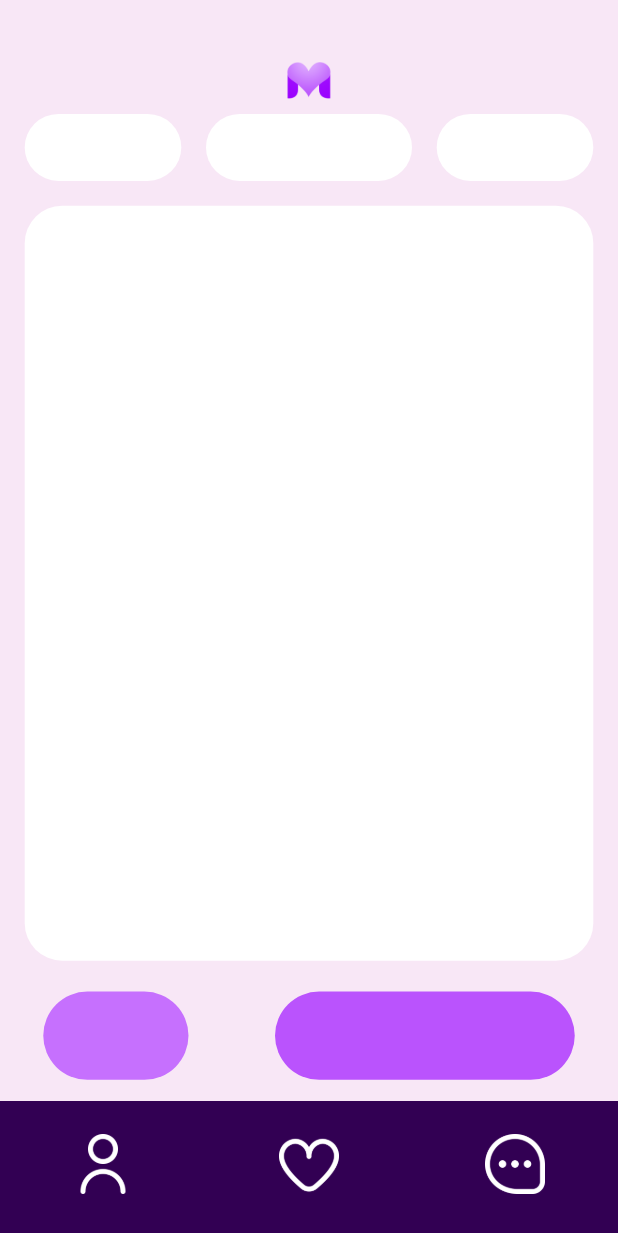
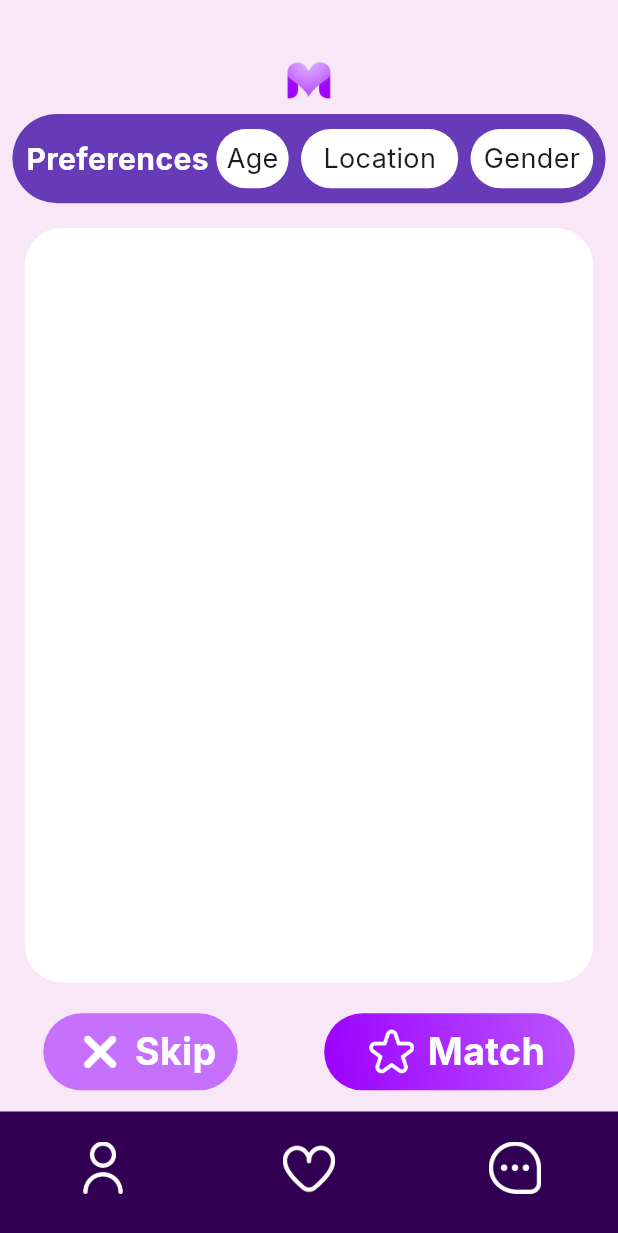
Before and after one commit to punithkumarn0409/napp, a Flutter app: the screen it shows after launch, on a phone screen of 412 x 824 dp. Shown: the top 1233 px of the screen. Run offline on Flutter 3.47's test engine with Material 3 defaults, Android fonts, the phone set to English and light mode, and no system bars.

Commit message:
home page layout

```diff
--- a/lib/pages/home.dart
+++ b/lib/pages/home.dart
@@ -30,41 +30,93 @@ class _HomePageState extends State<HomePage> {
             mainAxisAlignment: MainAxisAlignment.center,
             children: <Widget>[
               Expanded(
-                flex: 2,
+                flex: 3,
+                  child: Card(
+                    elevation: 0,
+                    margin: EdgeInsets.symmetric(horizontal: width*0.02),
+                    color: Colors.deepPurple,
+                    shape: OutlineInputBorder(
+                      borderRadius: BorderRadius.circular(30),
+                      borderSide: BorderSide(color: Colors.transparent),
+                    ),
+                    child: Padding(
+                      padding: EdgeInsets.symmetric(vertical: 10),
                       child: Row(
                         mainAxisAlignment: MainAxisAlignment.spaceEvenly,
                         children: [
                           Expanded(
+                            flex: 7,
                             child: Container(
-                          margin: EdgeInsets.symmetric(horizontal: width*0.04),
+                              margin: EdgeInsets.only(left: width*0.02),
+                              child: Center(
+                                child: Text('Preferences',
+                                  style: TextStyle(
+                                    fontFamily: 'Inter',
+                                    fontSize: 20,
+                                    color: Colors.white,
+                                    fontWeight: FontWeight.bold,
+                                  ),),
+                              ),
+                            ),
+                          ),
+                          Expanded(
+                            flex: 3,
+                            child: Container(
+                              margin: EdgeInsets.symmetric(horizontal: width*0.01),
                               decoration: BoxDecoration(
                                 borderRadius: BorderRadius.circular(100),
                                 color: Colors.white,
                               ),
+                              child: Center(
+                                child: Text('Age',
+                                style: TextStyle(
+                                  fontFamily: 'Inter',
+                                  fontSize: 18,
+                                ),),
+                              ),
                           ),
                           ),
                           Expanded(
+                            flex:6,
                             child: Container(
+                              margin: EdgeInsets.symmetric(horizontal: width*0.01),
                               decoration: BoxDecoration(
                                 borderRadius: BorderRadius.circular(100),
                                 color: Colors.white,
                               ),
+                              child: Center(
+                                child: Text('Location',
+                                  style: TextStyle(
+                                    fontFamily: 'Inter',
+                                    fontSize: 18,
+                                  ),),
+                              ),
                             ),
                           ),
                           Expanded(
+                            flex: 5,
                             child: Container(
-                          margin: EdgeInsets.symmetric(horizontal: width*0.04),
+                              margin: EdgeInsets.only(left: width*0.01, right: width*0.02),
                               decoration: BoxDecoration(
                                 borderRadius: BorderRadius.circular(100),
                                 color: Colors.white,
+                              ),
+                              child: Center(
+                                child: Text('Gender',
+                                  style: TextStyle(
+                                    fontFamily: 'Inter',
+                                    fontSize: 18,
+                                  ),),
                               ),
                             ),
                           ),
                         ],
                       ),
                     ),
+                  ),
+              ),
               Expanded(
-                flex: 24,
+                flex: 27,
                 child: Container(
                   margin: EdgeInsets.all(width*0.04),
                   decoration: BoxDecoration(
@@ -78,12 +130,34 @@ class _HomePageState extends State<HomePage> {
                 child: Row(
                   children: [
                     Expanded(
-                      flex: 3,
+                      flex: 5,
                       child: Container(
                         margin: EdgeInsets.symmetric(vertical: width*0.01, horizontal: width*0.07),
                         decoration: BoxDecoration(
                           borderRadius: BorderRadius.circular(100),
                           color: Color(0xffc670fe),
+                        ),
+                      child: Center(
+                      child: Row(
+                      children: [
+                      Container(
+                      margin: EdgeInsets.only(left:18),
+                        width: 40,
+                        child: Image.asset('assets/images/cross-small.png', color: Colors.white)
+                    ),
+                    Container(
+                      margin: EdgeInsets.only(left:3),
+                      child: Text(
+                        'Skip',
+                        style: TextStyle(
+                            fontFamily: 'Inter',
+                            fontSize: 25,
+                            fontWeight: FontWeight.bold,
+                            color: Colors.white),
+                      ),
+                    ),
+                  ]
+                ),
               ),
                       ),
                     ),
@@ -93,12 +167,40 @@ class _HomePageState extends State<HomePage> {
                         ),
                       ),
                     Expanded(
-                      flex: 5,
+                      flex: 6,
                       child: Container(
                         margin: EdgeInsets.symmetric(vertical: width*0.01, horizontal: width*0.07),
                         decoration: BoxDecoration(
                           borderRadius: BorderRadius.circular(100),
-                          color: Color(0xffba53fd),
+                          gradient: LinearGradient(
+                              begin: Alignment.bottomLeft,
+                              colors: [
+                                Color(0xff9b00ff),
+                                Color(0xffba53fd)
+                              ],
+                          ),
+                        ),
+                        child: Center(
+                          child: Row(
+                            children: [
+                              Container(
+                                margin: EdgeInsets.only(left:30),
+                                width: 30,
+                                  child: Image.asset('assets/images/star.png', color: Colors.white)
+                                ),
+                              Container(
+                                margin: EdgeInsets.only(left:9),
+                                child: Text(
+                                  'Match',
+                                   style: TextStyle(
+                                    fontFamily: 'Inter',
+                                    fontSize: 25,
+                                    fontWeight: FontWeight.bold,
+                                    color: Colors.white),
+                                                            ),
+                              ),
+                          ]
+                          ),
                         ),
                       ),
                     ),
@@ -115,8 +217,8 @@ class _HomePageState extends State<HomePage> {
           items: [
             BottomNavigationBarItem(
                 icon: Container(
-                  width: 40,
-                  margin: EdgeInsets.only(top: 15),
+                  width: 35,
+                  margin: EdgeInsets.only(top: 13),
                   child: Image.asset(
                     'assets/images/user.png',
                     color: Colors.white,
@@ -125,8 +227,8 @@ class _HomePageState extends State<HomePage> {
                 label: ''),
             BottomNavigationBarItem(
                 icon: Container(
-                  width: 40,
-                  margin: EdgeInsets.only(top: 15),
+                  width: 35,
+                  margin: EdgeInsets.only(top: 13),
                   child: Image.asset(
                     'assets/images/heart.png',
                     color: Colors.white,
@@ -135,8 +237,8 @@ class _HomePageState extends State<HomePage> {
                 label: ''),
             BottomNavigationBarItem(
                 icon: Container(
-                  width: 40,
-                  margin: EdgeInsets.only(top: 15),
+                  width: 35,
+                  margin: EdgeInsets.only(top: 13),
                   child: Image.asset(
                     'assets/images/message.png',
                     color: Colors.white,
--- a/pubspec.yaml
+++ b/pubspec.yaml
@@ -75,6 +75,11 @@ flutter:
   # "family" key with the font family name, and a "fonts" key with a
   # list giving the asset and other descriptors for the font. For
   # example:
+  fonts:
+    - family: Inter
+      fonts:
+        - asset: assets/fonts/Inter-Regular.ttf
+        - asset: assets/fonts/Inter-Italic.ttf
   # fonts:
   #   - family: Schyler
   #     fonts:
```
Also changed, not shown: assets/fonts/Inter-Italic.ttf (added), assets/fonts/Inter-Regular.ttf (added), assets/images/cross-small.png (added), assets/images/rewind.png (added), assets/images/star.png (added). Lines whose indentation alone changed are shown as unchanged.
